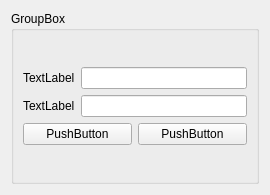
Old version of the form ticket_refund_confirm.ui in the repository Aloereed/Flightman_Client_DATA130039.
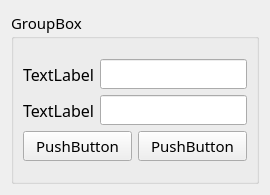
New version of the form.

```diff
--- a/ticket_refund_confirm.ui
+++ b/ticket_refund_confirm.ui
@@ -10,6 +10,12 @@
     <height>195</height>
    </rect>
   </property>
+  <property name="font">
+   <font>
+    <family>Yu Gothic UI Semilight</family>
+    <pointsize>11</pointsize>
+   </font>
+  </property>
   <property name="windowTitle">
    <string>Form</string>
   </property>
@@ -26,6 +32,12 @@
          <layout class="QHBoxLayout" name="horizontalLayout">
           <item>
            <widget class="QLabel" name="label_UserID">
+            <property name="font">
+             <font>
+              <family>Yu Gothic UI Semilight</family>
+              <pointsize>12</pointsize>
+             </font>
+            </property>
             <property name="text">
              <string>TextLabel</string>
             </property>
@@ -40,6 +52,12 @@
          <layout class="QHBoxLayout" name="horizontalLayout_2">
           <item>
            <widget class="QLabel" name="label_Pwd">
+            <property name="font">
+             <font>
+              <family>Yu Gothic UI Semilight</family>
+              <pointsize>12</pointsize>
+             </font>
+            </property>
             <property name="text">
              <string>TextLabel</string>
             </property>
```
